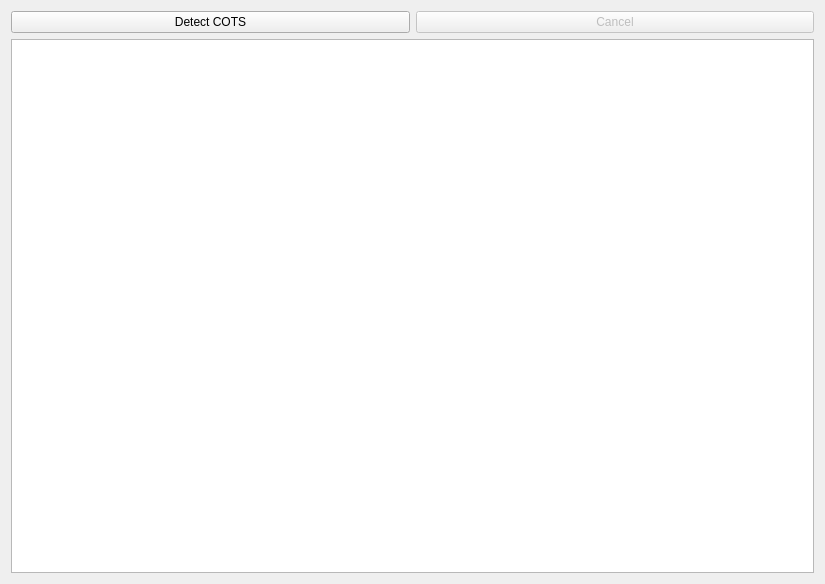
Old version of the form src/resources/eod_cots.ui in the repository open-AIMS/reefscan_desktop_data_manager.
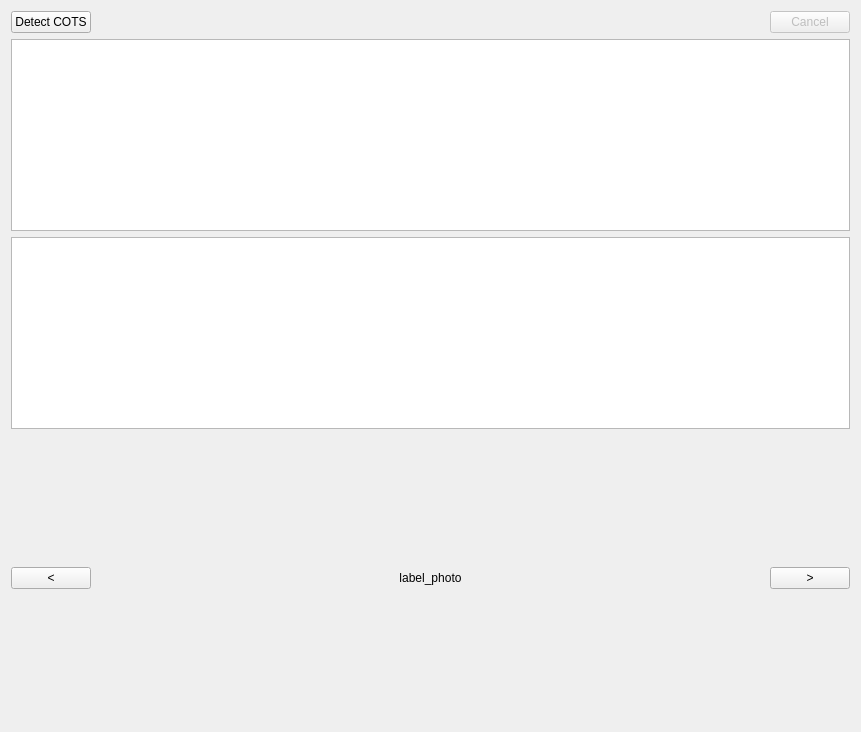
New version of the form.

```diff
--- a/src/resources/eod_cots.ui
+++ b/src/resources/eod_cots.ui
@@ -6,8 +6,8 @@
    <rect>
     <x>0</x>
     <y>0</y>
-    <width>825</width>
-    <height>584</height>
+    <width>861</width>
+    <height>732</height>
    </rect>
   </property>
   <property name="windowTitle">
@@ -21,7 +21,43 @@
      </property>
     </widget>
    </item>
-   <item row="0" column="1">
+   <item row="6" column="0">
+    <widget class="QPushButton" name="button_previous">
+     <property name="sizePolicy">
+      <sizepolicy hsizetype="Maximum" vsizetype="Fixed">
+       <horstretch>0</horstretch>
+       <verstretch>0</verstretch>
+      </sizepolicy>
+     </property>
+     <property name="text">
+      <string>&lt;</string>
+     </property>
+    </widget>
+   </item>
+   <item row="6" column="2">
+    <widget class="QPushButton" name="button_next">
+     <property name="sizePolicy">
+      <sizepolicy hsizetype="Maximum" vsizetype="Fixed">
+       <horstretch>0</horstretch>
+       <verstretch>0</verstretch>
+      </sizepolicy>
+     </property>
+     <property name="text">
+      <string>&gt;</string>
+     </property>
+    </widget>
+   </item>
+   <item row="1" column="0" colspan="3">
+    <widget class="QTextBrowser" name="detectorOutput">
+     <property name="sizePolicy">
+      <sizepolicy hsizetype="Expanding" vsizetype="Minimum">
+       <horstretch>0</horstretch>
+       <verstretch>0</verstretch>
+      </sizepolicy>
+     </property>
+    </widget>
+   </item>
+   <item row="0" column="2">
     <widget class="QPushButton" name="cancelButton">
      <property name="enabled">
       <bool>false</bool>
@@ -31,8 +67,31 @@
      </property>
     </widget>
    </item>
-   <item row="1" column="0" colspan="2">
-    <widget class="QTextBrowser" name="detectorOutput"/>
+   <item row="6" column="1">
+    <widget class="QLabel" name="label_photo">
+     <property name="sizePolicy">
+      <sizepolicy hsizetype="Preferred" vsizetype="Expanding">
+       <horstretch>0</horstretch>
+       <verstretch>0</verstretch>
+      </sizepolicy>
+     </property>
+     <property name="text">
+      <string>label_photo</string>
+     </property>
+     <property name="alignment">
+      <set>Qt::AlignCenter</set>
+     </property>
+    </widget>
+   </item>
+   <item row="2" column="0" colspan="3">
+    <widget class="QTableView" name="tableView">
+     <property name="sizePolicy">
+      <sizepolicy hsizetype="Expanding" vsizetype="Minimum">
+       <horstretch>0</horstretch>
+       <verstretch>0</verstretch>
+      </sizepolicy>
+     </property>
+    </widget>
    </item>
   </layout>
  </widget>
```
